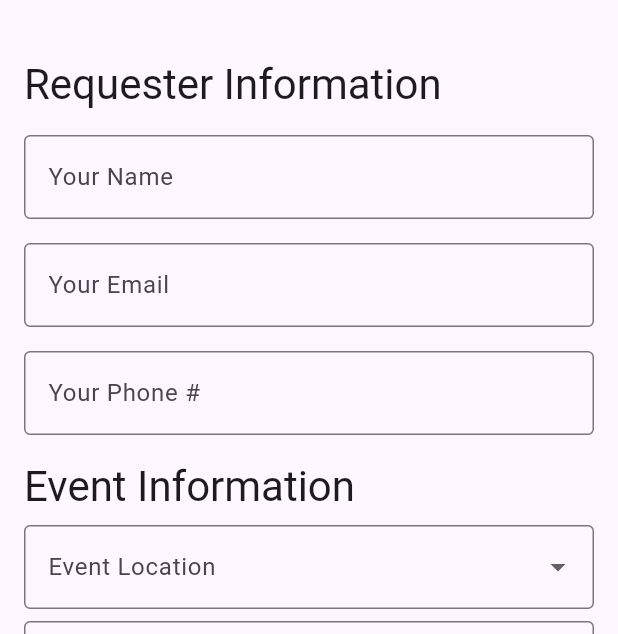
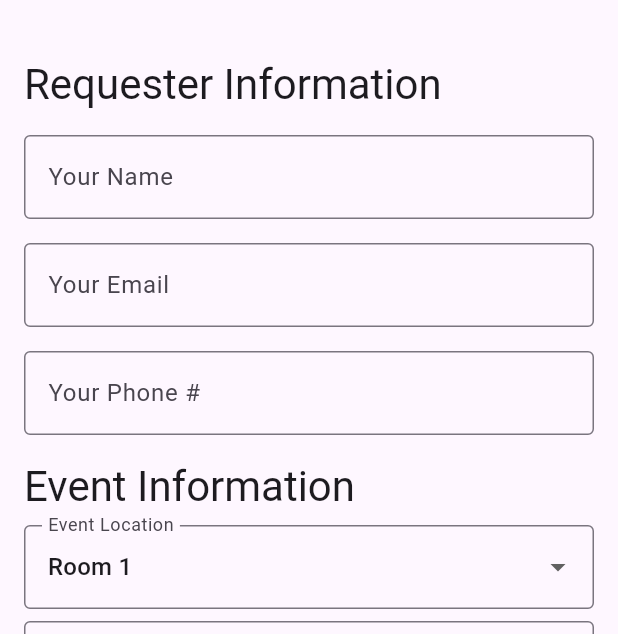
Before and after one commit to GoForthTechnology/RoomBooker, a Flutter app: the screen it shows after launch, after a tap on the "add circle" icon, on a phone screen of 412 x 824 dp, the part 63-697 px from its top. Run offline on Flutter 3.47's test engine with Material 3 defaults, Android fonts, the light colour scheme and no system bars; drawn by our look-alikes of syncfusion_flutter_calendar; our stand-ins replace auto_route, firebase_core, rxdart; accounts and stored records are empty; statements that could not run were skipped.

Commit message:
Hook up room selector on new booking screen.

```diff
--- a/lib/repos/booking_repo.dart
+++ b/lib/repos/booking_repo.dart
@@ -5,7 +5,8 @@ import 'package:room_booker/entities/blackout_window.dart';
 import 'package:room_booker/entities/booking.dart';
 
 Booking fakeBooking(
-    String name, DateTime start, Duration duration, BookingStatus status) {
+    String name, DateTime start, Duration duration, BookingStatus status,
+    {String room = "Room 1"}) {
   return Booking(
     eventName: name,
     eventStartTime: start,
@@ -16,7 +17,7 @@ Booking fakeBooking(
     message: 'Please approve this booking',
     doorUnlockTime: start,
     doorLockTime: start.add(duration),
-    selectedRoom: 'Room 1',
+    selectedRoom: room,
     phone: "316-555-0199",
     status: status,
   );
@@ -36,20 +37,47 @@ class BookingRepo extends ChangeNotifier {
         DateTime.now().add(const Duration(days: 3, hours: 6)),
         const Duration(hours: 1),
         BookingStatus.confirmed),
+    fakeBooking(
+      'Fake Event #4',
+      DateTime.now().copyWith(hour: 6, minute: 0),
+      const Duration(hours: 12),
+      BookingStatus.confirmed,
+      room: "Room 2",
+    ),
     fakeBooking("Fake Request #1", DateTime.now().add(const Duration(hours: 2)),
         const Duration(hours: 3), BookingStatus.pending),
     fakeBooking("Fake Request #2", DateTime.now().add(const Duration(days: 2)),
         const Duration(hours: 4), BookingStatus.pending),
   ];
 
-  Stream<List<Booking>> get bookings => Stream.value(
-      _requests.where((b) => b.status == BookingStatus.confirmed).toList());
+  Stream<List<Booking>> bookings({String? roomID}) =>
+      getWhere(roomID: roomID, status: BookingStatus.confirmed);
 
-  Stream<List<Booking>> get pendingRequests => Stream.value(
-      _requests.where((b) => b.status == BookingStatus.pending).toList());
+  Stream<List<Booking>> pendingRequests({String? roomID}) =>
+      getWhere(roomID: roomID, status: BookingStatus.pending);
 
-  Stream<List<Booking>> get deniedRequests => Stream.value(
-      _requests.where((b) => b.status == BookingStatus.denied).toList());
+  Stream<List<Booking>> deniedRequests({String? roomID}) =>
+      getWhere(roomID: roomID, status: BookingStatus.denied);
+
+  Stream<List<Booking>> getWhere({String? roomID, BookingStatus? status}) {
+    List<bool Function(Booking)> criteria = [];
+    if (roomID != null) {
+      criteria.add((b) => b.selectedRoom == roomID);
+    }
+    if (status != null) {
+      criteria.add((b) => b.status == status);
+    }
+    condition(Booking b) {
+      for (var criterion in criteria) {
+        if (!criterion(b)) {
+          return false;
+        }
+      }
+      return true;
+    }
+
+    return Stream.value(_requests.where(condition).toList());
+  }
 
   Future<void> confirmRequest(Booking request) async {
     _requests.remove(request);
--- a/lib/screens/homepage.dart
+++ b/lib/screens/homepage.dart
@@ -24,7 +24,7 @@ class HomeScreen extends StatelessWidget {
           ),
         ],
       ),
-      body: CurrentBookingsCalendar(),
+      body: const CurrentBookingsCalendar(),
     );
   }
 }
--- a/lib/screens/new_booking_screen.dart
+++ b/lib/screens/new_booking_screen.dart
@@ -1,12 +1,15 @@
 import 'package:auto_route/auto_route.dart';
 import 'package:flutter/material.dart';
+import 'package:provider/provider.dart';
+import 'package:room_booker/repos/booking_repo.dart';
 import 'package:room_booker/widgets/new_booking_form.dart';
 
 @RoutePage()
 class NewBookingScreen extends StatelessWidget {
   final DateTime? startTime;
+  final String? roomID;
 
-  const NewBookingScreen({super.key, this.startTime});
+  const NewBookingScreen({super.key, this.startTime, this.roomID});
 
   @override
   Widget build(BuildContext context) {
@@ -14,11 +17,20 @@ class NewBookingScreen extends StatelessWidget {
       appBar: AppBar(
         title: const Text('New Booking Request'),
       ),
-      body: Center(
-        child: SingleChildScrollView(
-            child: NewBookingForm(
-          startTime: startTime,
-        )),
+      body: Consumer<BookingRepo>(
+        builder: (context, repo, child) => FutureBuilder(
+          future: repo.rooms.first,
+          builder: (context, snapshot) {
+            if (!snapshot.hasData) {
+              return const CircularProgressIndicator();
+            }
+            return SingleChildScrollView(
+                child: NewBookingForm(
+              roomID: roomID ?? snapshot.data!.first,
+              startTime: startTime,
+            ));
+          },
+        ),
       ),
     );
   }
--- a/lib/screens/review_bookings_screen.dart
+++ b/lib/screens/review_bookings_screen.dart
@@ -83,7 +83,7 @@ class Calendar extends StatelessWidget {
       builder: (context, repo, child) => StreamingCalendar(
         displayDate: appointment.startTime,
         stateStream:
-            Rx.combineLatest2(repo.bookings, repo.blackoutWindows.asStream(),
+            Rx.combineLatest2(repo.bookings(), repo.blackoutWindows.asStream(),
                 (bookings, blackoutWindows) {
           var booking = Booking(
             name: 'Default Name',
--- a/lib/widgets/booking_lists.dart
+++ b/lib/widgets/booking_lists.dart
@@ -13,7 +13,7 @@ class ResolvedBookings extends StatelessWidget {
   Widget build(BuildContext context) {
     return Consumer<BookingRepo>(
       builder: (context, repo, child) => StreamBuilder(
-        stream: Rx.combineLatest2(repo.deniedRequests, repo.bookings,
+        stream: Rx.combineLatest2(repo.deniedRequests(), repo.bookings(),
             (denied, confirmed) => denied + confirmed),
         builder: (context, snapshot) {
           if (!snapshot.hasData) {
@@ -96,7 +96,7 @@ class PendingBookings extends StatelessWidget {
   Widget build(BuildContext context) {
     return Consumer<BookingRepo>(
       builder: (context, repo, child) => StreamBuilder(
-        stream: repo.pendingRequests,
+        stream: repo.pendingRequests(),
         builder: (context, snapshot) {
           if (!snapshot.hasData) {
             return const CircularProgressIndicator();
--- a/lib/widgets/current_bookings_calendar.dart
+++ b/lib/widgets/current_bookings_calendar.dart
@@ -34,8 +34,8 @@ class Calendar extends StatelessWidget {
         builder: (context, repo, selectedRoom, child) => StreamingCalendar(
               view: CalendarView.week,
               stateStream: Rx.combineLatest3(
-                  repo.bookings,
-                  repo.pendingRequests,
+                  repo.bookings(roomID: selectedRoom.room),
+                  repo.pendingRequests(roomID: selectedRoom.room),
                   repo.blackoutWindows.asStream(),
                   (bookings, requests, blackoutWindows) => CalendarState(
                         bookings: bookings + requests,
@@ -43,8 +43,8 @@ class Calendar extends StatelessWidget {
                       )),
               onTapBooking: (booking) =>
                   _showBookingSummaryDialog(context, booking),
-              onTap: (details) =>
-                  _showRequestConfirmationDialog(context, details),
+              onTap: (details) => _showRequestConfirmationDialog(
+                  context, details, selectedRoom.room),
               showNavigationArrow: true,
               showDatePickerButton: true,
               showTodayButton: true,
@@ -53,7 +53,7 @@ class Calendar extends StatelessWidget {
 }
 
 void _showRequestConfirmationDialog(
-    BuildContext context, CalendarTapDetails details) {
+    BuildContext context, CalendarTapDetails details, String selectedRoom) {
   showDialog(
     context: context,
     builder: (BuildContext context) {
@@ -79,6 +79,7 @@ void _showRequestConfirmationDialog(
             onPressed: () {
               AutoRouter.of(context).push(NewBookingRoute(
                 startTime: details.date,
+                roomID: selectedRoom,
               ));
               // Handle event request logic here
               Navigator.of(context).pop();
--- a/lib/widgets/new_booking_calendar.dart
+++ b/lib/widgets/new_booking_calendar.dart
@@ -26,6 +26,7 @@ extension AppointmentCopyWith on Appointment {
 class NewBookingCalendar extends StatefulWidget {
   final DateTime? initialStartTime;
   final DateTime? initialEndTime;
+  final String roomID;
 
   final Function(Appointment) onAppointmentChanged;
 
@@ -33,7 +34,8 @@ class NewBookingCalendar extends StatefulWidget {
       {super.key,
       required this.onAppointmentChanged,
       this.initialStartTime,
-      this.initialEndTime});
+      this.initialEndTime,
+      required this.roomID});
 
   @override
   State<StatefulWidget> createState() => _NewBookingCalendarState();
@@ -74,7 +76,7 @@ class _NewBookingCalendarState extends State<NewBookingCalendar> {
               allowAppointmentResize: true,
               stateStream: Rx.combineLatest3(
                   _appointmentSubject.stream.startWith(null),
-                  repo.bookings,
+                  repo.bookings(roomID: widget.roomID),
                   repo.blackoutWindows.asStream(),
                   (appointment, bookings, blackoutWindows) {
                 var windows = blackoutWindows;
--- a/lib/widgets/new_booking_form.dart
+++ b/lib/widgets/new_booking_form.dart
@@ -8,8 +8,9 @@ import 'package:room_booker/widgets/new_booking_calendar.dart';
 
 class NewBookingForm extends StatefulWidget {
   final DateTime? startTime;
+  final String roomID;
 
-  const NewBookingForm({super.key, this.startTime});
+  const NewBookingForm({super.key, this.startTime, required this.roomID});
 
   @override
   NewBookingFormState createState() => NewBookingFormState();
@@ -28,7 +29,7 @@ class NewBookingFormState extends State<NewBookingForm> {
   final eventDateController = TextEditingController();
   final doorsLockTimeController = TextEditingController();
   final doorsUnlockTimeController = TextEditingController();
-  String selectedRoom = 'Stewardship Hall'; // Default value for dropdown
+  String? selectedRoom;
 
   @override
   void initState() {
@@ -41,6 +42,7 @@ class NewBookingFormState extends State<NewBookingForm> {
                 widget.startTime!.add(const Duration(hours: 1)))
             .format(context);
         doorsUnlockTimeController.text = eventStartTimeController.text;
+        selectedRoom = widget.roomID;
       });
     }
     super.initState();
@@ -87,7 +89,7 @@ class NewBookingFormState extends State<NewBookingForm> {
             ),
             const Heading(text: "Event Information"),
             RoomField(
-                selectedRoom: selectedRoom,
+                selectedRoom: selectedRoom ?? widget.roomID,
                 onChanged: (newValue) {
                   setState(() {
                     selectedRoom = newValue!;
@@ -124,6 +126,7 @@ class NewBookingFormState extends State<NewBookingForm> {
               height: 1100,
               child: Card(
                   child: NewBookingCalendar(
+                roomID: selectedRoom ?? widget.roomID,
                 initialStartTime: widget.startTime,
                 initialEndTime: widget.startTime?.add(const Duration(hours: 1)),
                 onAppointmentChanged: (a) {
@@ -207,7 +210,7 @@ class NewBookingFormState extends State<NewBookingForm> {
                                 date.day, unlockToD!.hour, unlockToD.minute),
                             doorLockTime: DateTime(date.year, date.month,
                                 date.day, lockToD!.hour, lockToD.minute),
-                            selectedRoom: selectedRoom,
+                            selectedRoom: selectedRoom ?? widget.roomID,
                             status: BookingStatus.pending,
                           );
                           _showBookingSummaryDialog(context, booking, repo);
```
Also changed, not shown: lib/router.gr.dart.
